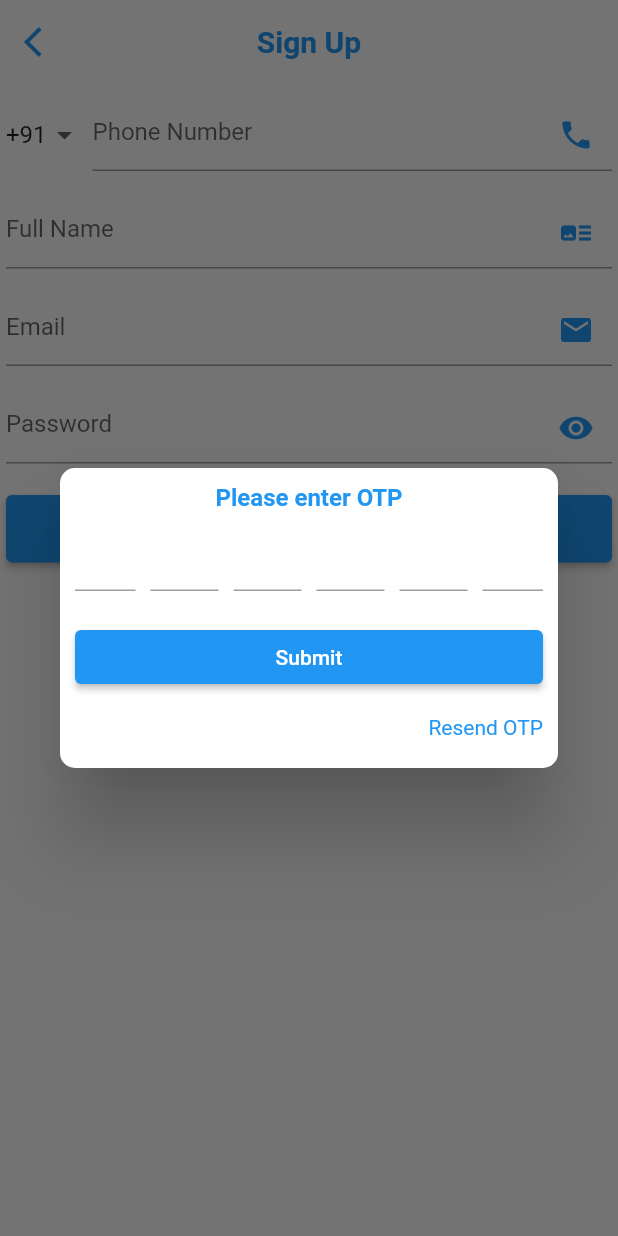
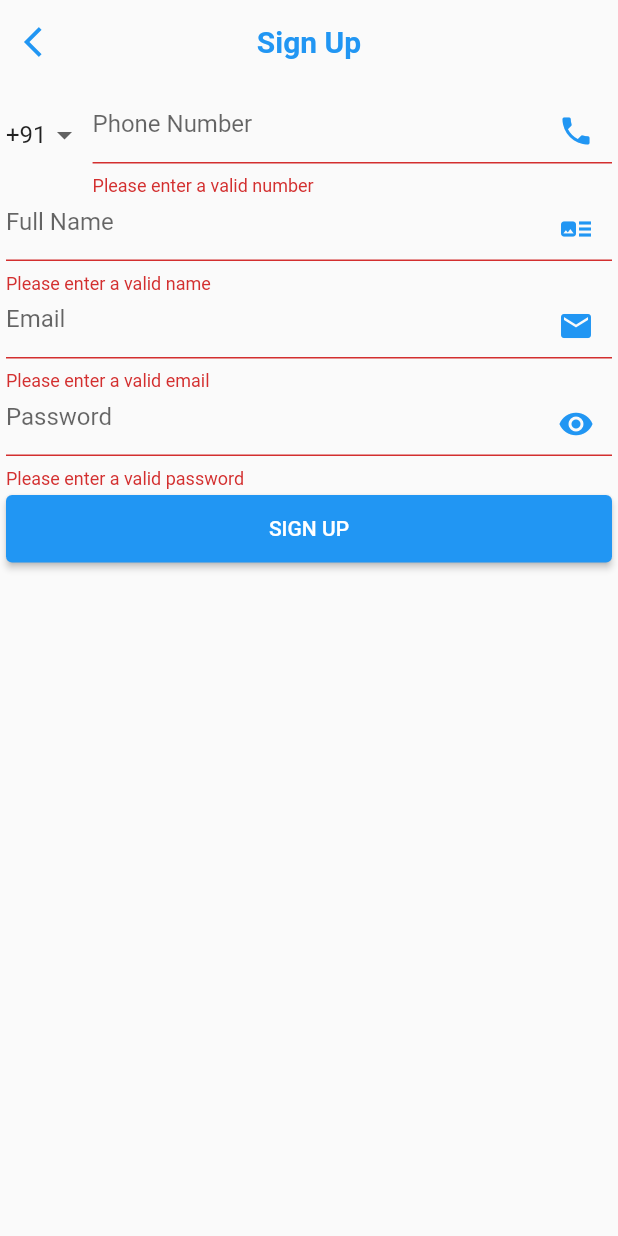
Before and after one commit to kallolghose/eurja, a Flutter app: the SignUpPage screen opened directly, after a tap on "SIGN UP", on a phone screen of 412 x 824 dp. Run offline on Flutter 3.47's test engine with Material 2 defaults, Android fonts, the phone set to English and light mode, and no system bars; our stand-ins replace geolocator, get_it, google_maps_flutter.

Commit message:
Changes for OTP

```diff
--- a/lib/models/profile/signupmodels.dart
+++ b/lib/models/profile/signupmodels.dart
@@ -7,6 +7,16 @@ SignUpResponse fromJson(String str) {
 }
 
 String toJson(SignUpRequest data) {
+  final dyn = data.toJson();
+  return json.encode(dyn);
+}
+
+OTPResponse otpFromJson(String str){
+  final jsonData = json.decode(str);
+  return OTPResponse.fromJson(jsonData);
+}
+
+String otpToJson(OTPRequest data) {
   final dyn = data.toJson();
   return json.encode(dyn);
 }
@@ -60,3 +70,66 @@ class SignUpData{
   SignUpData({this.userId, this.emailId, this.phoneNo, this.isdCode, this.status, this.active});
 
 }
+
+
+class OTPRequest{
+
+  OTPRequest({this.isdCode, this.phoneNo, this.otp});
+
+  String isdCode;
+  int phoneNo;
+  int otp;
+
+  Map<String, dynamic> toJson() => {
+    "isdCode":isdCode,
+    "phoneNo":phoneNo,
+    "otp":otp
+  };
+}
+
+class OTPResponse extends APIResponse {
+
+  OTPData data;
+  OTPResponse({bool status, String message, List<String> error, this.data}) : super(status:status, message:message, error:error);
+
+  factory OTPResponse.fromJson(Map<String, dynamic> json) => new OTPResponse(
+    status: json['status'],
+    message: json['message'],
+    error: (json['error'] as List<dynamic>).cast<String>(),
+    data: json["data"] !=null ?  OTPData(
+        userId: json["data"]["userId"],
+        emailId: json["data"]["emailId"],
+        isdCode: json["data"]["isdCode"],
+        phoneNo: json["data"]["phoneNo"],
+        message: json["data"]["message"],
+        token: Token(
+          status: json["data"]["token"]["status"],
+          authentication: json["data"]["token"]["authentication"],
+          token: json["data"]["token"]["token"],
+        )
+    ):null,
+  );
+
+}
+
+class OTPData {
+
+  String userId;
+  String emailId;
+  String isdCode;
+  int phoneNo;
+  String message;
+  Token token;
+
+  OTPData({this.userId, this.emailId, this.isdCode, this.phoneNo, this.message, this.token});
+}
+
+class Token{
+
+  bool status;
+  String authentication;
+  String token;
+
+  Token({this.status, this.authentication, this.token});
+
+}
--- a/lib/views/profile/signup.dart
+++ b/lib/views/profile/signup.dart
@@ -12,7 +12,7 @@ class SignUpPage extends StatefulWidget{
 
 }
 
-class _SignUpPage extends State<SignUpPage> implements SignUpCallBack {
+class _SignUpPage extends State<SignUpPage> implements SignUpCallBack, OTPCallBack {
 
   final fullNameController = TextEditingController();
   final emailController = TextEditingController();
@@ -21,11 +21,13 @@ class _SignUpPage extends State<SignUpPage> implements SignUpCallBack {
   final AppUtilities appUtilities = AppUtilities();
 
   SignUpApi signUpApi;
-  bool _isSigningIn = false;
+  OTPApi otpApi;
+  bool _isSigningIn = false, _isOTPValidation = false;
   String fullNameError, emailError, passwordError, phoneNoError, countryCode = "+91";
 
   void performSignUp(){
-    /*if(isValidated()){
+    FocusScope.of(context).requestFocus(new FocusNode());
+    if(isValidated()){
       setState(() {
         _isSigningIn = true;
       });
@@ -35,8 +37,7 @@ class _SignUpPage extends State<SignUpPage> implements SignUpCallBack {
         phoneNo: int.parse(phoneNoController.text),
         password: passwordController.text
       ));
-    }*/
-    showOTPDialog();
+    }
   }
 
   @override
@@ -52,12 +53,31 @@ class _SignUpPage extends State<SignUpPage> implements SignUpCallBack {
     setState(() {
       _isSigningIn = false;
     });
+    showOTPDialog();
   }
+
+
+  @override
+  void onOTPSuccess(OTPResponse otpResponse) {
+    setState(() {
+      _isOTPValidation = false;
+    });
+  }
+
+  @override
+  void onOTPFailure(String message) {
+    setState(() {
+      _isOTPValidation = false;
+    });
+    appUtilities.showSnackBar(context, message, app_constants.ERROR);
+  }
+
 
   @override
   void initState() {
     super.initState();
     signUpApi = SignUpApi(this);
+    otpApi = OTPApi(this);
   }
 
   @override
@@ -225,6 +245,21 @@ class _SignUpPage extends State<SignUpPage> implements SignUpCallBack {
   Widget setUpLoaderButton(){
     if(!_isSigningIn){
       return Text("SIGN UP", style: TextStyle(fontSize: 14.0));
+    }
+    else{
+      return SizedBox(
+          width: 20.0,
+          height: 20.0,
+          child : CircularProgressIndicator(
+            valueColor: AlwaysStoppedAnimation<Color>(Colors.white),
+          )
+      );
+    }
+  }
+
+  Widget setUpOTPLoaderButton(){
+    if(!_isOTPValidation){
+      return Text("Submit", style: TextStyle(fontSize: 14.0));
     }
     else{
       return SizedBox(
@@ -456,10 +491,10 @@ class _SignUpPage extends State<SignUpPage> implements SignUpCallBack {
                       child: Padding(
                         padding: EdgeInsets.only(left: 10.0, right: 10.0, top:15.0, bottom: 10.0),
                         child: MaterialButton(
-                          onPressed: (){},
+                          onPressed: validateOTP,
                           color: Colors.blue,
                           textColor: Colors.white,
-                          child: Text("Submit"),
+                          child: setUpOTPLoaderButton(),
                           shape: RoundedRectangleBorder(
                               borderRadius: BorderRadius.circular(4.0)
                           )
@@ -502,8 +537,12 @@ class _SignUpPage extends State<SignUpPage> implements SignUpCallBack {
     );
   }
 
-  _fieldFocusChange(BuildContext context, FocusNode currentFocus,FocusNode nextFocus) {
+  void _fieldFocusChange(BuildContext context, FocusNode currentFocus,FocusNode nextFocus) {
     currentFocus.unfocus();
     FocusScope.of(context).requestFocus(nextFocus);
   }
+
+  void validateOTP(){
+
+  }
 }
```
Also changed, not shown: lib/services/profile/signupservice.dart (+38 -1 lines).
